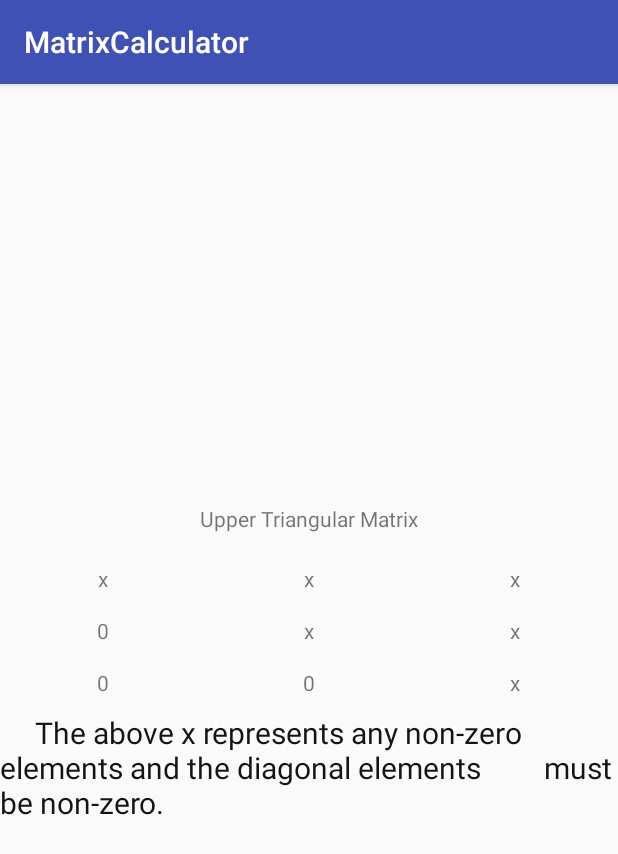
After one commit to ganeshvelsol/MatrixCalculator, an Android app: the UpperTrianguar screen opened directly, with no data from a screen before it, on a phone screen of 412 x 824 dp. The commit adds this screen. Shown: the top 854 px of the screen. Run offline under Robolectric (Android 15) with nearby library versions, the phone set to English and light mode, and no system bars.

Commit message:
upper and lower triangulars are added

```diff
--- a/app/src/main/AndroidManifest.xml
+++ b/app/src/main/AndroidManifest.xml
@@ -29,7 +29,9 @@
                 <category android:name="android.intent.category.LAUNCHER" />
             </intent-filter>
         </activity>
-        <activity android:name=".multipication.Multipication"></activity>
+        <activity android:name=".multipication.Multipication" />
+        <activity android:name=".UpperTrianguar" />
+        <activity android:name=".lowertriangular.LowerTriangular"></activity>
     </application>
 
 </manifest>
--- /dev/null
+++ b/app/src/main/java/calci/matrix/matrixcalculator/UpperTrianguar.java
@@ -0,0 +1,15 @@
+package calci.matrix.matrixcalculator;
+
+import android.support.v7.app.AppCompatActivity;
+import android.os.Bundle;
+
+public class UpperTrianguar extends AppCompatActivity
+{
+
+    @Override
+    protected void onCreate(Bundle savedInstanceState)
+    {
+        super.onCreate(savedInstanceState);
+        setContentView(R.layout.upper_trianguar);
+    }
+}
--- /dev/null
+++ b/app/src/main/res/layout/upper_trianguar.xml
@@ -0,0 +1,109 @@
+<LinearLayout android:layout_width="match_parent"
+    android:layout_height="match_parent"
+    android:orientation="vertical"
+    android:gravity="center"
+    xmlns:android="http://schemas.android.com/apk/res/android">
+    <TextView
+        android:text="Upper Triangular Matrix"
+        android:layout_width="match_parent"
+        android:layout_height="wrap_content"
+        android:gravity="center"
+        android:layout_margin="5dp"/>
+    <LinearLayout
+        android:layout_width="match_parent"
+        android:layout_height="wrap_content"
+        android:orientation="horizontal"
+        android:layout_marginTop="15dp"
+        android:gravity="center"
+        android:layout_gravity="center"
+        android:weightSum="3">
+        <TextView
+            android:id="@+id/one"
+            android:layout_width="0dp"
+            android:layout_height="wrap_content"
+            android:layout_weight="1"
+            android:gravity="center"
+            android:text="x"/>
+        <TextView
+            android:id="@+id/two"
+            android:layout_width="0dp"
+            android:layout_height="wrap_content"
+            android:gravity="center"
+            android:text="x"
+            android:layout_weight="1"/>
+        <TextView
+            android:id="@+id/three"
+            android:layout_width="0dp"
+            android:layout_height="wrap_content"
+            android:layout_weight="1"
+            android:gravity="center"
+            android:text="x"/>
+    </LinearLayout>
+
+    <LinearLayout
+        android:layout_width="match_parent"
+        android:layout_height="wrap_content"
+        android:orientation="horizontal"
+        android:layout_marginTop="15dp"
+        android:weightSum="3">
+        <TextView
+            android:id="@+id/four"
+            android:layout_width="0dp"
+            android:layout_height="wrap_content"
+            android:layout_weight="1"
+            android:gravity="center"
+            android:text="0"/>
+        <TextView
+            android:id="@+id/five"
+            android:layout_width="0dp"
+            android:layout_height="wrap_content"
+            android:layout_weight="1"
+            android:gravity="center"
+            android:text="x"/>
+        <TextView
+            android:id="@+id/six"
+            android:layout_width="0dp"
+            android:layout_height="wrap_content"
+            android:layout_weight="1"
+            android:gravity="center"
+            android:text="x"/>
+    </LinearLayout>
+    <LinearLayout
+        android:layout_width="match_parent"
+        android:layout_height="wrap_content"
+        android:orientation="horizontal"
+        android:layout_marginTop="15dp"
+        android:weightSum="3">
+        <TextView
+            android:id="@+id/seven"
+            android:layout_width="0dp"
+            android:layout_height="wrap_content"
+            android:layout_weight="1"
+            android:gravity="center"
+            android:text="0"/>
+        <TextView
+            android:id="@+id/eigt"
+            android:layout_width="0dp"
+            android:layout_height="wrap_content"
+            android:layout_weight="1"
+            android:gravity="center"
+            android:text="0"/>
+        <TextView
+            android:id="@+id/nine"
+            android:layout_width="0dp"
+            android:layout_height="wrap_content"
+            android:layout_weight="1"
+            android:gravity="center"
+            android:text="x"/>
+    </LinearLayout>
+    <TextView
+        android:layout_marginTop="10dp"
+        android:text="     The above x represents any non-zero
+        elements and the diagonal elements
+        must be non-zero."
+        android:layout_width="match_parent"
+        android:layout_height="wrap_content"
+        android:textSize="20sp"
+        android:textColor="#151415"
+        android:textStyle="normal"/>
+</LinearLayout>
```
Also changed, not shown: app/src/main/java/calci/matrix/matrixcalculator/MainActivity.java (+14 -0 lines), app/src/main/java/calci/matrix/matrixcalculator/lowertriangular/LowerTriangular.java (added, +13 -0 lines), app/src/main/java/calci/matrix/matrixcalculator/multipication/Multipication.java (+210 -15 lines), app/src/main/res/layout/lower_triangular.xml (added, +109 -0 lines), app/src/main/res/layout/multipication.xml (+44 -1 lines).
